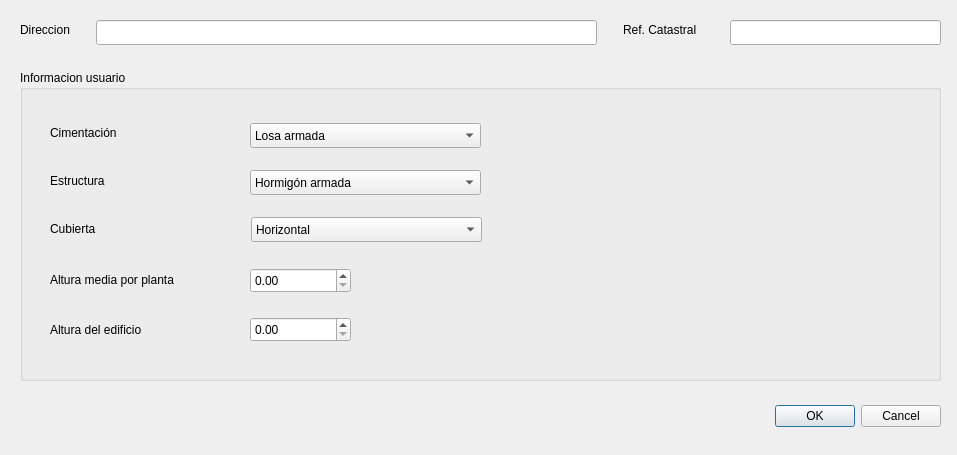
Old version of the form Ui_UsuarioForm.ui in the repository rubenmarrufo/herevea.
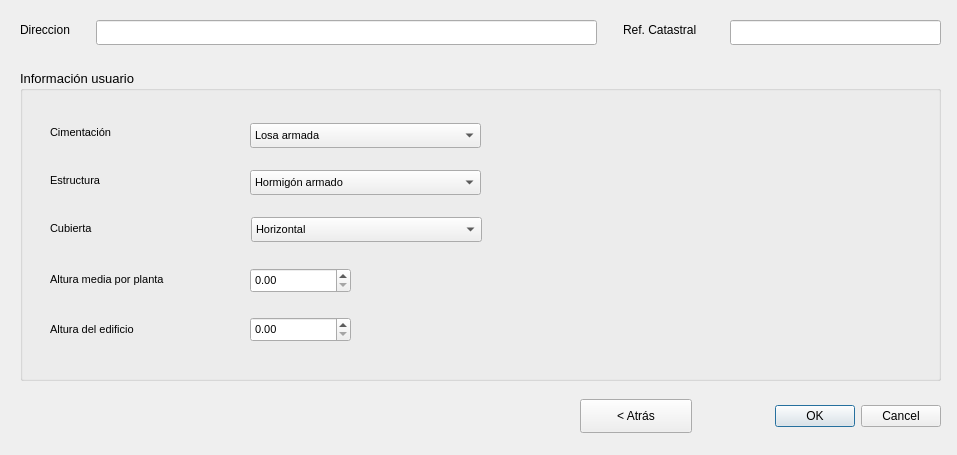
New version of the form. Icons and pictures are not drawn.

Diff of the .ui file:
```diff
--- a/Ui_UsuarioForm.ui
+++ b/Ui_UsuarioForm.ui
@@ -94,8 +94,13 @@
      <height>311</height>
     </rect>
    </property>
+   <property name="font">
+    <font>
+     <pointsize>10</pointsize>
+    </font>
+   </property>
    <property name="title">
-    <string>Informacion usuario</string>
+    <string>Información usuario</string>
    </property>
    <widget class="QLabel" name="label_6">
     <property name="geometry">
@@ -106,6 +111,11 @@
       <height>19</height>
      </rect>
     </property>
+    <property name="font">
+     <font>
+      <pointsize>8</pointsize>
+     </font>
+    </property>
     <property name="text">
      <string>Cubierta</string>
     </property>
@@ -119,6 +129,11 @@
       <height>19</height>
      </rect>
     </property>
+    <property name="font">
+     <font>
+      <pointsize>8</pointsize>
+     </font>
+    </property>
     <property name="text">
      <string>Cimentación</string>
     </property>
@@ -132,6 +147,11 @@
       <height>25</height>
      </rect>
     </property>
+    <property name="font">
+     <font>
+      <pointsize>8</pointsize>
+     </font>
+    </property>
     <item>
      <property name="text">
       <string>Horizontal</string>
@@ -152,6 +172,11 @@
       <height>25</height>
      </rect>
     </property>
+    <property name="font">
+     <font>
+      <pointsize>8</pointsize>
+     </font>
+    </property>
     <item>
      <property name="text">
       <string>Losa armada</string>
@@ -177,6 +202,11 @@
       <height>19</height>
      </rect>
     </property>
+    <property name="font">
+     <font>
+      <pointsize>8</pointsize>
+     </font>
+    </property>
     <property name="text">
      <string>Estructura</string>
     </property>
@@ -190,9 +220,14 @@
       <height>25</height>
      </rect>
     </property>
+    <property name="font">
+     <font>
+      <pointsize>8</pointsize>
+     </font>
+    </property>
     <item>
      <property name="text">
-      <string>Hormigón armada</string>
+      <string>Hormigón armado</string>
      </property>
     </item>
    </widget>
@@ -205,6 +240,11 @@
       <height>19</height>
      </rect>
     </property>
+    <property name="font">
+     <font>
+      <pointsize>8</pointsize>
+     </font>
+    </property>
     <property name="text">
      <string>Altura media por planta</string>
     </property>
@@ -218,6 +258,11 @@
       <height>19</height>
      </rect>
     </property>
+    <property name="font">
+     <font>
+      <pointsize>8</pointsize>
+     </font>
+    </property>
     <property name="text">
      <string>Altura del edificio</string>
     </property>
@@ -231,6 +276,11 @@
       <height>25</height>
      </rect>
     </property>
+    <property name="font">
+     <font>
+      <pointsize>8</pointsize>
+     </font>
+    </property>
    </widget>
    <widget class="QDoubleSpinBox" name="doubleSpinBox_2">
     <property name="geometry">
@@ -241,11 +291,29 @@
       <height>25</height>
      </rect>
     </property>
+    <property name="font">
+     <font>
+      <pointsize>8</pointsize>
+     </font>
+    </property>
     <property name="maximum">
      <double>9999.989999999999782</double>
     </property>
    </widget>
   </widget>
+  <widget class="QPushButton" name="pushButton">
+   <property name="geometry">
+    <rect>
+     <x>580</x>
+     <y>399</y>
+     <width>112</width>
+     <height>34</height>
+    </rect>
+   </property>
+   <property name="text">
+    <string>&lt; Atrás</string>
+   </property>
+  </widget>
  </widget>
  <resources/>
  <connections>
```
Left out of the diff: 4 changed lines with no effect on the pictures.
